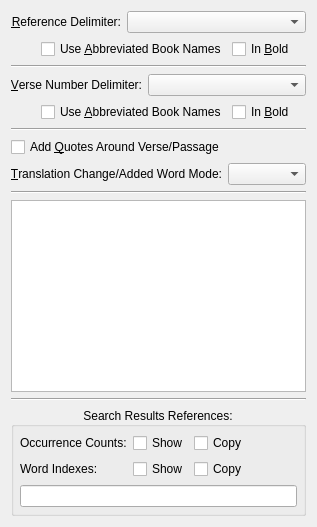
dewhisna/KingJamesPureBibleSearch, file programs/KJVCanOpener/ConfigCopyOptions.ui: the form before one commit.
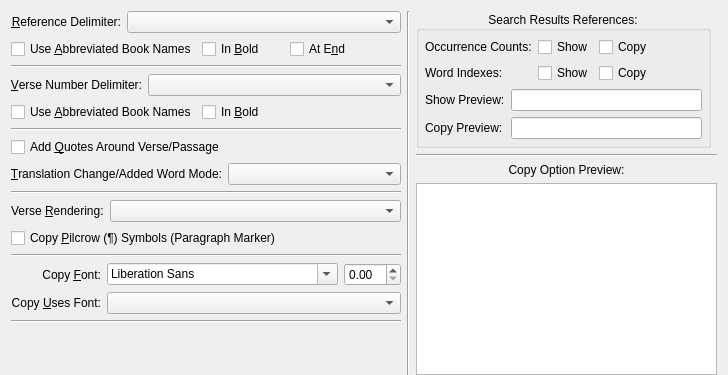
The form after the commit. Custom widgets are drawn as their Qt base class.

```diff
--- a/programs/KJVCanOpener/ConfigCopyOptions.ui
+++ b/programs/KJVCanOpener/ConfigCopyOptions.ui
@@ -27,7 +27,12 @@
   <property name="windowTitle">
    <string>Copy Options</string>
   </property>
-  <layout class="QVBoxLayout" name="verticalLayoutMain">
+  <layout class="QGridLayout" name="gridLayout_3">
+   <property name="bottomMargin">
+    <number>0</number>
+   </property>
+   <item row="0" column="0" rowspan="2">
+    <layout class="QVBoxLayout" name="verticalLayoutLeft">
    <item>
     <layout class="QHBoxLayout" name="horizontalLayout">
      <item>
@@ -60,22 +65,6 @@
    </item>
    <item>
     <layout class="QHBoxLayout" name="horizontalLayout_4">
-     <item>
-      <spacer name="horizontalSpacer_2">
-       <property name="orientation">
-        <enum>Qt::Horizontal</enum>
-       </property>
-       <property name="sizeType">
-        <enum>QSizePolicy::Fixed</enum>
-       </property>
-       <property name="sizeHint" stdset="0">
-        <size>
-         <width>30</width>
-         <height>20</height>
-        </size>
-       </property>
-      </spacer>
-     </item>
      <item>
       <widget class="QCheckBox" name="checkBoxReferencesUseAbbreviatedBookNames">
        <property name="text">
@@ -90,10 +79,33 @@
        </property>
       </widget>
      </item>
+       <item>
+        <widget class="QCheckBox" name="checkBoxReferencesAtEnd">
+         <property name="text">
+          <string>At E&amp;nd</string>
+         </property>
+        </widget>
+       </item>
+       <item>
+        <spacer name="horizontalSpacer_2">
+         <property name="orientation">
+          <enum>Qt::Horizontal</enum>
+         </property>
+         <property name="sizeType">
+          <enum>QSizePolicy::Fixed</enum>
+         </property>
+         <property name="sizeHint" stdset="0">
+          <size>
+           <width>30</width>
+           <height>20</height>
+          </size>
+         </property>
+        </spacer>
+       </item>
     </layout>
    </item>
    <item>
-    <widget class="Line" name="line_2">
+      <widget class="Line" name="line">
      <property name="orientation">
       <enum>Qt::Horizontal</enum>
      </property>
@@ -131,22 +143,6 @@
    </item>
    <item>
     <layout class="QHBoxLayout" name="horizontalLayout_5">
-     <item>
-      <spacer name="horizontalSpacer">
-       <property name="orientation">
-        <enum>Qt::Horizontal</enum>
-       </property>
-       <property name="sizeType">
-        <enum>QSizePolicy::Fixed</enum>
-       </property>
-       <property name="sizeHint" stdset="0">
-        <size>
-         <width>30</width>
-         <height>20</height>
-        </size>
-       </property>
-      </spacer>
-     </item>
      <item>
       <widget class="QCheckBox" name="checkBoxVerseNumbersUseAbbreviatedBookNames">
        <property name="text">
@@ -161,10 +157,26 @@
        </property>
       </widget>
      </item>
+       <item>
+        <spacer name="horizontalSpacer">
+         <property name="orientation">
+          <enum>Qt::Horizontal</enum>
+         </property>
+         <property name="sizeType">
+          <enum>QSizePolicy::Fixed</enum>
+         </property>
+         <property name="sizeHint" stdset="0">
+          <size>
+           <width>30</width>
+           <height>20</height>
+          </size>
+         </property>
+        </spacer>
+       </item>
     </layout>
    </item>
    <item>
-    <widget class="Line" name="line_3">
+      <widget class="Line" name="line_2">
      <property name="orientation">
       <enum>Qt::Horizontal</enum>
      </property>
@@ -205,21 +217,103 @@
     </layout>
    </item>
    <item>
-    <widget class="Line" name="line">
+      <widget class="Line" name="line_3">
      <property name="orientation">
       <enum>Qt::Horizontal</enum>
      </property>
     </widget>
    </item>
    <item>
-    <widget class="QTextEdit" name="editCopyOptionPreview">
-     <property name="readOnly">
-      <bool>true</bool>
-     </property>
-     <property name="textInteractionFlags">
-      <set>Qt::TextSelectableByKeyboard|Qt::TextSelectableByMouse</set>
-     </property>
-    </widget>
+      <layout class="QHBoxLayout" name="horizontalLayout_6">
+       <item>
+        <widget class="QLabel" name="lblVerseRenderingMode">
+         <property name="text">
+          <string>Verse &amp;Rendering:</string>
+         </property>
+         <property name="buddy">
+          <cstring>comboBoxVerseRenderingModeCopying</cstring>
+         </property>
+        </widget>
+       </item>
+       <item>
+        <widget class="QComboBox" name="comboBoxVerseRenderingModeCopying">
+         <property name="sizePolicy">
+          <sizepolicy hsizetype="Preferred" vsizetype="Fixed">
+           <horstretch>10</horstretch>
+           <verstretch>0</verstretch>
+          </sizepolicy>
+         </property>
+        </widget>
+       </item>
+      </layout>
+     </item>
+     <item>
+      <widget class="QCheckBox" name="checkBoxCopyPilcrowMarkers">
+       <property name="text">
+        <string>Copy &amp;Pilcrow (¶) Symbols (Paragraph Marker)</string>
+       </property>
+      </widget>
+     </item>
+     <item>
+      <widget class="Line" name="line_7">
+       <property name="orientation">
+        <enum>Qt::Horizontal</enum>
+       </property>
+      </widget>
+     </item>
+     <item>
+      <layout class="QGridLayout" name="gridLayout_2">
+       <item row="0" column="0">
+        <widget class="QLabel" name="labelScriptureCopyFont">
+         <property name="text">
+          <string>Copy &amp;Font:</string>
+         </property>
+         <property name="alignment">
+          <set>Qt::AlignRight|Qt::AlignTrailing|Qt::AlignVCenter</set>
+         </property>
+         <property name="buddy">
+          <cstring>fontComboBoxScriptureCopy</cstring>
+         </property>
+        </widget>
+       </item>
+       <item row="0" column="1">
+        <widget class="CFontComboBox" name="fontComboBoxScriptureCopy">
+         <property name="toolTip">
+          <string>Set to Desired Font Name for the Scripture Browser</string>
+         </property>
+        </widget>
+       </item>
+       <item row="0" column="2">
+        <widget class="CDoubleSpinBox" name="dblSpinBoxScriptureCopyFontSize">
+         <property name="toolTip">
+          <string>Set to Desired Font Point Size for the Scripture Browser</string>
+         </property>
+        </widget>
+       </item>
+       <item row="1" column="0">
+        <widget class="QLabel" name="lblCopyUsesFont">
+         <property name="text">
+          <string>Copy &amp;Uses Font:</string>
+         </property>
+         <property name="alignment">
+          <set>Qt::AlignRight|Qt::AlignTrailing|Qt::AlignVCenter</set>
+         </property>
+         <property name="buddy">
+          <cstring>comboBoxCopyUsesFont</cstring>
+         </property>
+        </widget>
+       </item>
+       <item row="1" column="1" colspan="2">
+        <widget class="QComboBox" name="comboBoxCopyUsesFont">
+         <property name="sizePolicy">
+          <sizepolicy hsizetype="Preferred" vsizetype="Fixed">
+           <horstretch>10</horstretch>
+           <verstretch>0</verstretch>
+          </sizepolicy>
+         </property>
+        </widget>
+       </item>
+      </layout>
    </item>
    <item>
     <widget class="Line" name="line_4">
@@ -229,6 +323,28 @@
     </widget>
    </item>
    <item>
+      <spacer name="verticalSpacer">
+       <property name="orientation">
+        <enum>Qt::Vertical</enum>
+       </property>
+       <property name="sizeHint" stdset="0">
+        <size>
+         <width>20</width>
+         <height>13</height>
+        </size>
+       </property>
+      </spacer>
+     </item>
+    </layout>
+   </item>
+   <item row="0" column="1" rowspan="2">
+    <widget class="Line" name="line_6">
+     <property name="orientation">
+      <enum>Qt::Vertical</enum>
+     </property>
+    </widget>
+   </item>
+   <item row="0" column="2">
     <widget class="QGroupBox" name="groupBoxSearchResultsRefs">
      <property name="title">
       <string>Search Results References:</string>
@@ -249,29 +365,15 @@
       <property name="bottomMargin">
        <number>6</number>
       </property>
-      <item row="0" column="0">
+      <item row="0" column="0" colspan="2">
        <widget class="QLabel" name="lblOCntInSearchResultsRefs">
         <property name="text">
          <string>Occurrence Counts:</string>
         </property>
        </widget>
       </item>
-      <item row="0" column="1">
-       <widget class="QCheckBox" name="checkBoxShowOCntInSearchResultsRefs">
-        <property name="text">
-         <string>Show</string>
-        </property>
-       </widget>
-      </item>
-      <item row="0" column="2">
-       <widget class="QCheckBox" name="checkBoxCopyOCntInSearchResultsRefs">
-        <property name="text">
-         <string>Copy</string>
-        </property>
-       </widget>
-      </item>
-      <item row="0" column="3">
-       <spacer name="horizontalSpacer_3">
+      <item row="1" column="4">
+       <spacer name="horizontalSpacer_4">
         <property name="orientation">
          <enum>Qt::Horizontal</enum>
         </property>
@@ -283,52 +385,146 @@
         </property>
        </spacer>
       </item>
-      <item row="1" column="0">
+      <item row="2" column="1" colspan="4">
+       <widget class="QLineEdit" name="lineEditShowSearchResultsRefsPreview">
+        <property name="readOnly">
+         <bool>true</bool>
+        </property>
+       </widget>
+      </item>
+      <item row="1" column="0" colspan="2">
        <widget class="QLabel" name="lblWrdNdxInSearchResultsRefs">
         <property name="text">
          <string>Word Indexes:</string>
         </property>
        </widget>
       </item>
-      <item row="1" column="1">
-       <widget class="QCheckBox" name="checkBoxShowWrdNdxInSearchResultsRefs">
-        <property name="text">
-         <string>Show</string>
-        </property>
-       </widget>
-      </item>
       <item row="1" column="2">
-       <widget class="QCheckBox" name="checkBoxCopyWrdNdxInSearchResultsRefs">
+       <widget class="QCheckBox" name="checkBoxShowWrdNdxInSearchResultsRefs">
+        <property name="text">
+         <string>Show</string>
+        </property>
+       </widget>
+      </item>
+      <item row="0" column="4">
+       <spacer name="horizontalSpacer_3">
+        <property name="orientation">
+         <enum>Qt::Horizontal</enum>
+        </property>
+        <property name="sizeHint" stdset="0">
+         <size>
+          <width>44</width>
+          <height>20</height>
+         </size>
+        </property>
+       </spacer>
+      </item>
+      <item row="0" column="2">
+       <widget class="QCheckBox" name="checkBoxShowOCntInSearchResultsRefs">
+        <property name="text">
+         <string>Show</string>
+        </property>
+       </widget>
+      </item>
+      <item row="0" column="3">
+       <widget class="QCheckBox" name="checkBoxCopyOCntInSearchResultsRefs">
         <property name="text">
          <string>Copy</string>
         </property>
        </widget>
       </item>
       <item row="1" column="3">
-       <spacer name="horizontalSpacer_4">
+       <widget class="QCheckBox" name="checkBoxCopyWrdNdxInSearchResultsRefs">
+        <property name="text">
+         <string>Copy</string>
+        </property>
+       </widget>
+      </item>
+      <item row="2" column="0">
+       <widget class="QLabel" name="lblShowSearchResultsRefsPreview">
+        <property name="text">
+         <string>Show Preview:</string>
+        </property>
+       </widget>
+      </item>
+      <item row="3" column="1" colspan="4">
+       <widget class="QLineEdit" name="lineEditCopySearchResultsRefsPreview">
+        <property name="readOnly">
+         <bool>true</bool>
+        </property>
+       </widget>
+      </item>
+      <item row="3" column="0">
+       <widget class="QLabel" name="lblCopySearchResultsRefsPreview">
+        <property name="text">
+         <string>Copy Preview:</string>
+        </property>
+       </widget>
+      </item>
+     </layout>
+    </widget>
+   </item>
+   <item row="0" column="3">
+    <spacer name="horizontalSpacer_5">
         <property name="orientation">
          <enum>Qt::Horizontal</enum>
         </property>
         <property name="sizeHint" stdset="0">
          <size>
-          <width>44</width>
+       <width>0</width>
           <height>20</height>
          </size>
         </property>
        </spacer>
       </item>
-      <item row="2" column="0" colspan="4">
-       <widget class="QLineEdit" name="lineEditSearchResultsRefsPreview">
+   <item row="1" column="2" colspan="2">
+    <layout class="QVBoxLayout" name="verticalLayoutCopyOptionPreview">
+     <item>
+      <widget class="Line" name="line_5">
+       <property name="orientation">
+        <enum>Qt::Horizontal</enum>
+       </property>
+      </widget>
+     </item>
+     <item>
+      <widget class="QLabel" name="lblCopyOptionPreview">
+       <property name="text">
+        <string>Copy Option Preview:</string>
+       </property>
+       <property name="alignment">
+        <set>Qt::AlignCenter</set>
+       </property>
+      </widget>
+     </item>
+     <item>
+      <widget class="QTextEdit" name="editCopyOptionPreview">
+       <property name="sizePolicy">
+        <sizepolicy hsizetype="Expanding" vsizetype="Expanding">
+         <horstretch>0</horstretch>
+         <verstretch>10</verstretch>
+        </sizepolicy>
+       </property>
         <property name="readOnly">
          <bool>true</bool>
         </property>
        </widget>
       </item>
      </layout>
-    </widget>
    </item>
   </layout>
  </widget>
+ <customwidgets>
+  <customwidget>
+   <class>CFontComboBox</class>
+   <extends>QFontComboBox</extends>
+   <header>SubControls.h</header>
+  </customwidget>
+  <customwidget>
+   <class>CDoubleSpinBox</class>
+   <extends>QDoubleSpinBox</extends>
+   <header>SubControls.h</header>
+  </customwidget>
+ </customwidgets>
  <tabstops>
   <tabstop>comboReferenceDelimiterMode</tabstop>
   <tabstop>checkBoxReferencesUseAbbreviatedBookNames</tabstop>
```
Left out of the diff: 15 changed lines with no effect on the pictures. Lines whose indentation alone changed are shown as unchanged.
